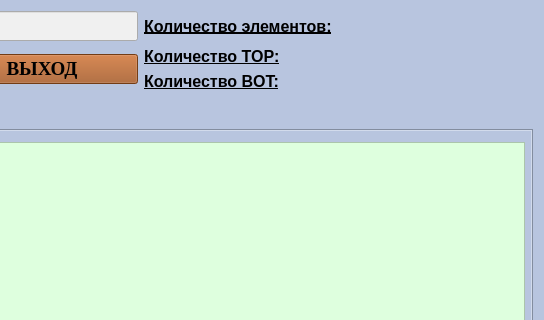
This is mainwindow.ui in SquizzyMan/ReportParser as Qt 5 draws it before an edit; both pictures show x 659 to 1203 and y 0 to 320 of the 1203 by 960 pixel window. The edited form follows.
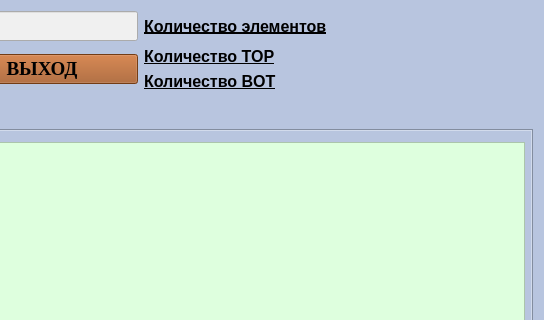
This is the edited form. Icons and pictures are not drawn.

```diff
--- a/mainwindow.ui
+++ b/mainwindow.ui
@@ -67,7 +67,7 @@
        </font>
       </property>
       <property name="text">
-       <string>Количество элементов:</string>
+       <string>Количество элементов</string>
       </property>
      </widget>
     </item>
@@ -171,7 +171,7 @@
        </font>
       </property>
       <property name="text">
-       <string>Количество TOP:</string>
+       <string>Количество TOP</string>
       </property>
      </widget>
     </item>
@@ -200,7 +200,7 @@
        </font>
       </property>
       <property name="text">
-       <string>Количество BOT:</string>
+       <string>Количество BOT</string>
       </property>
      </widget>
     </item>
```
Left out of the diff: 3 changed lines with no effect on the pictures.
